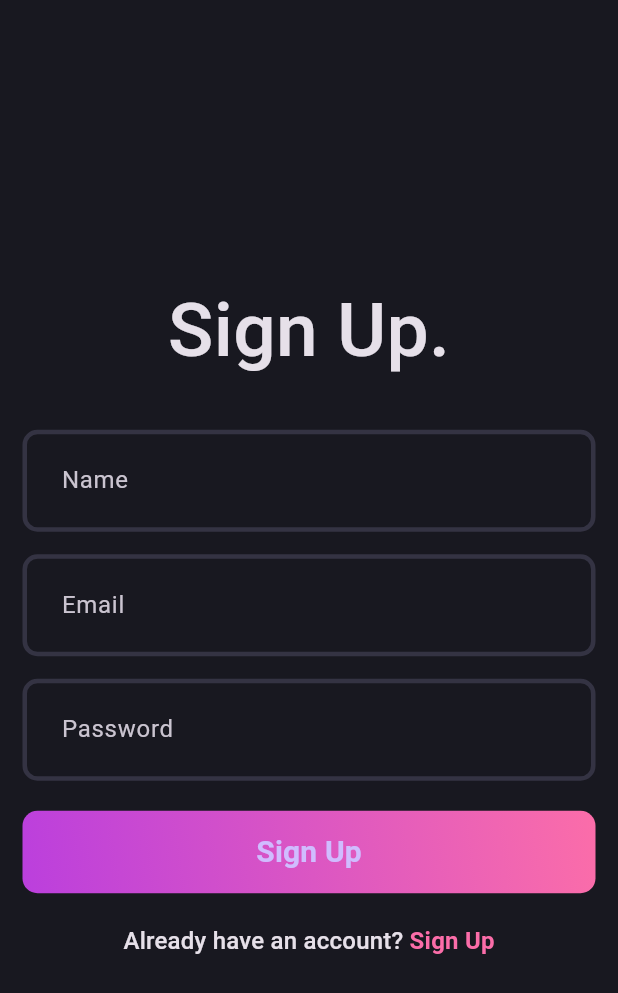
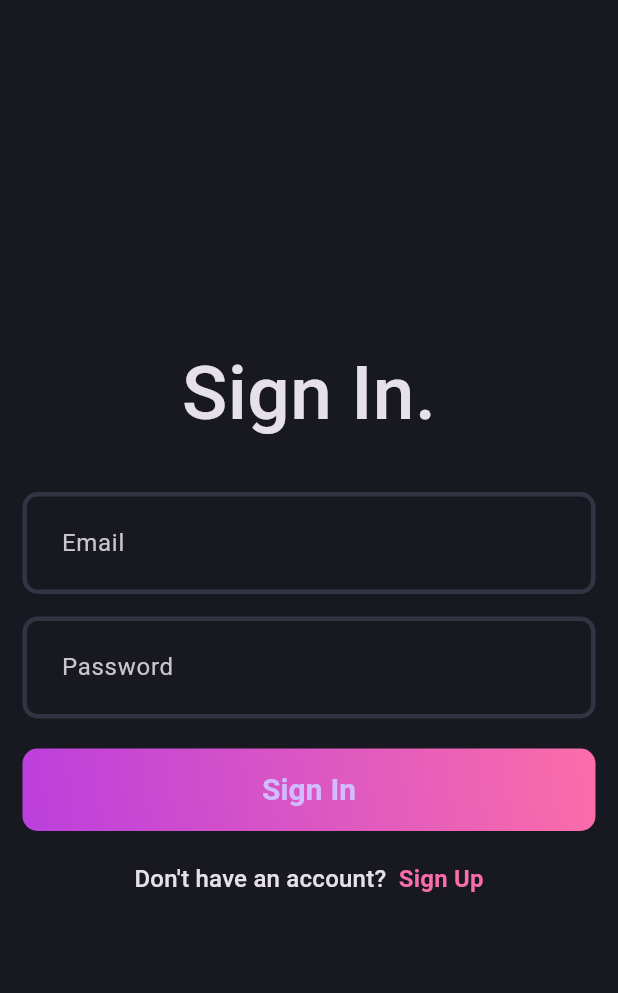
Before and after one commit to akashstwt/blog_flutter, a Flutter app: the screen it shows after launch, on a phone screen of 412 x 824 dp. Shown: the top 993 px of the screen. Run offline on Flutter 3.47's test engine with Material 3 defaults, Android fonts, the phone set to English and light mode, and no system bars.

Commit message:
login page updated an other inportant changes

```diff
--- a/lib/features/auth/presentation/pages/login_page.dart
+++ b/lib/features/auth/presentation/pages/login_page.dart
@@ -0,0 +1,79 @@
+import 'package:blog_app/core/theme/app_pallete.dart';
+import 'package:blog_app/features/auth/presentation/widgets/auth_field.dart';
+import 'package:blog_app/features/auth/presentation/widgets/auth_gradient_button.dart';
+import 'package:flutter/material.dart';
+
+class LoginPage extends StatefulWidget {
+  const LoginPage ({super.key});
+
+  @override
+  State<LoginPage> createState() => LoginPageState();
+}
+
+class LoginPageState extends State<LoginPage> {
+  final emailController = TextEditingController();
+  final passwordController = TextEditingController();
+  final formKey = GlobalKey<FormState>();
+
+  @override
+  void dispose() {
+    emailController.dispose();
+    passwordController.dispose();
+    super.dispose();
+  }
+
+  @override
+  Widget build(BuildContext context) {
+    return Scaffold(
+      body: Padding(
+        padding: const EdgeInsets.all(15.0),
+        child: Form(
+          key: formKey,
+          child: Column(
+            mainAxisAlignment: MainAxisAlignment.center,
+            children: [
+              const Text(
+                'Sign In.',
+                style: TextStyle(
+                  fontSize: 50,
+                  fontWeight: FontWeight.w500,
+                ),
+              ),
+              const SizedBox(height: 30),
+              AuthField(
+                hintText: 'Email',
+                controller: emailController,
+              ),
+              const SizedBox(height: 15),
+              AuthField(
+                hintText: 'Password',
+                controller: passwordController,
+                isObscureText: true,
+              ),
+              const SizedBox(height: 20),
+              const AuthGradientButton(
+                buttonText: 'Sign In',
+              ),
+              const SizedBox(height: 20),
+              RichText(
+                text: TextSpan(
+                  text: "Don't have an account? ",
+                  style: Theme.of(context).textTheme.titleMedium,
+                  children: [
+                    TextSpan(
+                      text: ' Sign Up',
+                      style: Theme.of(context).textTheme.titleMedium?.copyWith(
+                        color: AppPallete.gradient2,
+                        fontWeight: FontWeight.bold,
+                      ),
+                    ),
+                  ]
+                ),
+              ),
+            ],
+          ),
+        ),
+      ),
+    );
+  }
+}
--- a/lib/features/auth/presentation/pages/signup_page.dart
+++ b/lib/features/auth/presentation/pages/signup_page.dart
@@ -58,7 +58,9 @@ class _SignUpPageState extends State<SignUpPage> {
                 isObscureText: true,
               ),
               const SizedBox(height: 20),
-              const AuthGradientButton(),
+              const AuthGradientButton(
+                buttonText: 'Sign Up',
+              ),
               const SizedBox(height: 20),
               RichText(
                 text: TextSpan(
@@ -66,7 +68,7 @@ class _SignUpPageState extends State<SignUpPage> {
                   style: Theme.of(context).textTheme.titleMedium,
                   children: [
                     TextSpan(
-                      text: 'Sign Up',
+                      text: 'Sign In',
                       style: Theme.of(context).textTheme.titleMedium?.copyWith(
                         color: AppPallete.gradient2,
                         fontWeight: FontWeight.bold,
--- a/lib/features/auth/presentation/widgets/auth_gradient_button.dart
+++ b/lib/features/auth/presentation/widgets/auth_gradient_button.dart
@@ -2,7 +2,11 @@ import 'package:blog_app/core/theme/app_pallete.dart';
 import 'package:flutter/material.dart';
 
 class AuthGradientButton extends StatelessWidget {
-  const AuthGradientButton({super.key});
+  final String buttonText;
+  const AuthGradientButton({
+    super.key,
+    required this.buttonText,
+  });
 
   @override
   Widget build(BuildContext context) {
@@ -15,7 +19,6 @@ class AuthGradientButton extends StatelessWidget {
           ],
           begin: Alignment.bottomLeft,
           end: Alignment.topRight,
-
         ),
         borderRadius: BorderRadius.circular(10),
       ),
@@ -26,8 +29,9 @@ class AuthGradientButton extends StatelessWidget {
           backgroundColor: AppPallete.transparentColor,
           shadowColor: AppPallete.transparentColor,
         ),
-        child: const Text('Sign Up',
-          style: TextStyle(
+        child: Text(
+          buttonText,
+          style: const TextStyle(
             fontSize: 20,
             fontWeight: FontWeight.w600,
           ),
--- a/lib/main.dart
+++ b/lib/main.dart
@@ -1,4 +1,5 @@
 import 'package:blog_app/core/theme/theme.dart';
+import 'package:blog_app/features/auth/presentation/pages/login_page.dart';
 import 'package:blog_app/features/auth/presentation/pages/signup_page.dart';
 import 'package:flutter/material.dart';
 
@@ -16,7 +17,7 @@ class MyApp extends StatelessWidget {
       debugShowCheckedModeBanner: false,
       title: 'Blog App',
       theme: AppTheme.darkThemeMode,
-      home: const SignUpPage(),
+      home: const LoginPage(),
     );
   }
 }
```
